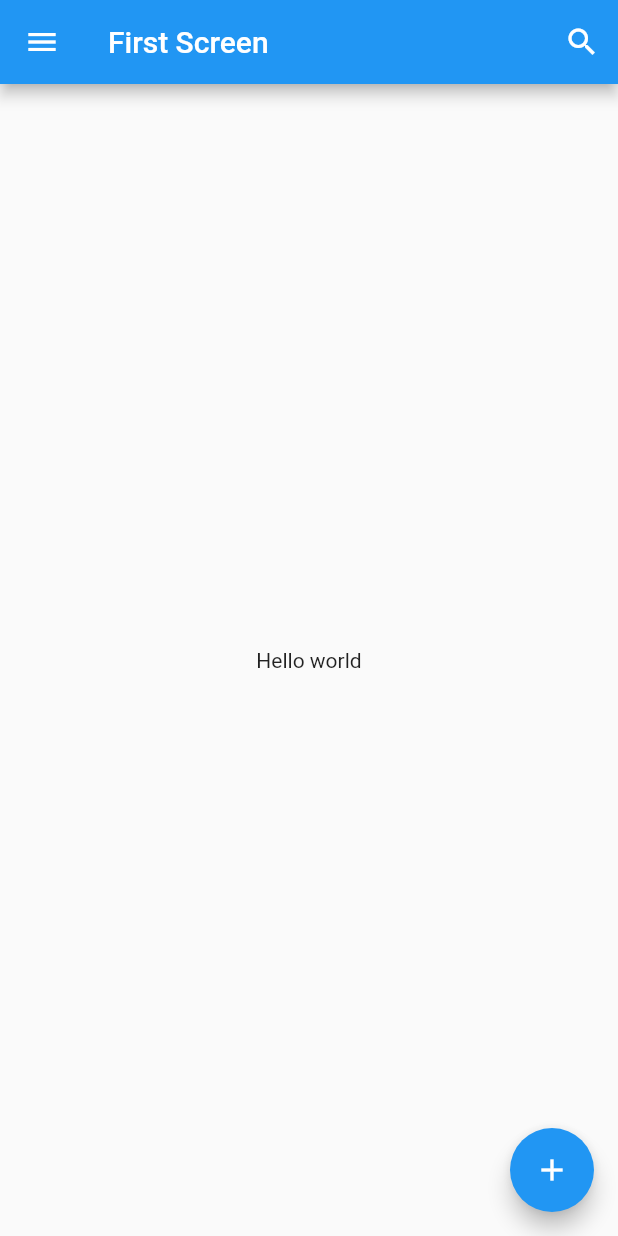
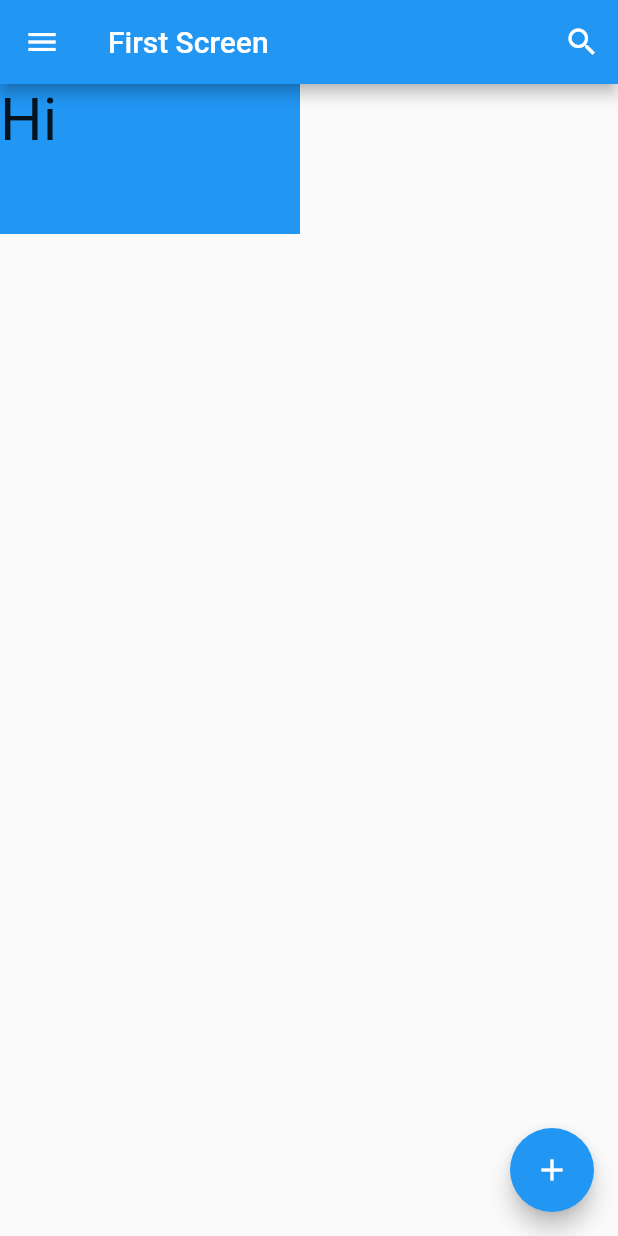
Before and after one commit to Ziedny28/idcamp-multi-platform-app, a Flutter app: the screen it shows after launch, on a phone screen of 412 x 824 dp. Run offline on Flutter 3.47's test engine with Material 2 defaults, Android fonts, the phone set to English and light mode, and no system bars.

Commit message:
pengenalan container

```diff
--- a/lib/main.dart
+++ b/lib/main.dart
@@ -43,12 +43,20 @@ class FirstScreen extends StatelessWidget {
           onPressed: () {},
         ),
       ),
-      body: const Center(
-        child: Text('Hello world'),
+
+      //container is inside the body
+      body: Container(
+        color: Colors.blue,
+        width: 200,
+        height: 100,
+        child: const Text(
+          'Hi',
+          style: TextStyle(fontSize: 40),
+        ),
       ),
       floatingActionButton: FloatingActionButton(
         child: const Icon(Icons.add),
-        onPressed: (){},
+        onPressed: () {},
       ),
     );
   }
```
